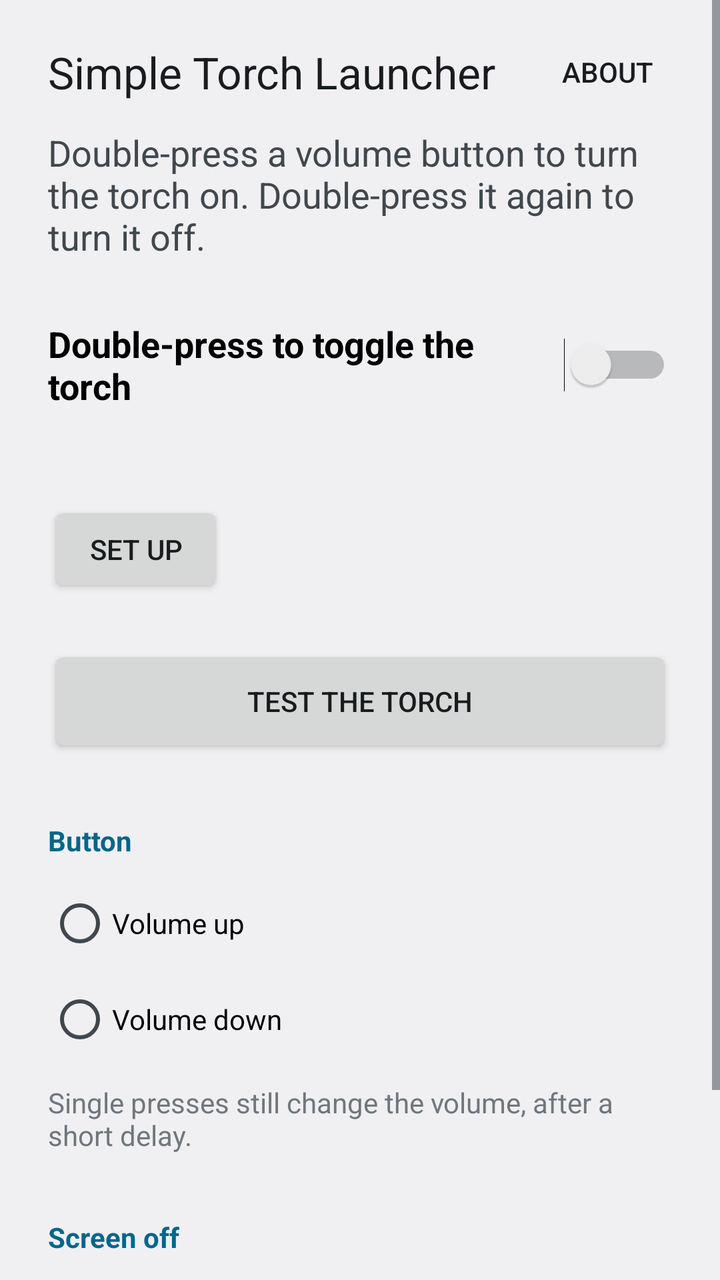
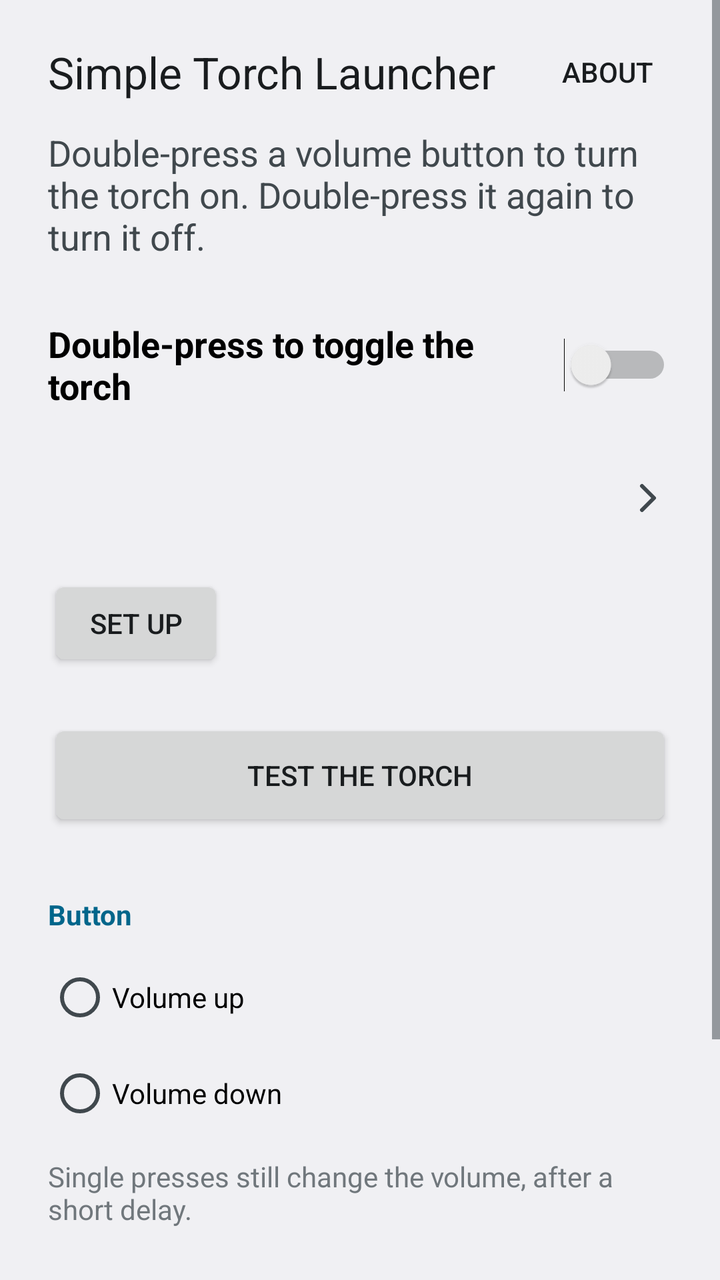

An Android layout rendered at two revisions. The XML below is the earlier revision; the diff shows what the commit changed to produce the second picture.
<!-- AndroidManifest.xml: application theme AppTheme -->
<!-- res/layout/activity_main.xml -->
<?xml version="1.0" encoding="utf-8"?>
<ScrollView xmlns:android="http://schemas.android.com/apk/res/android"
    android:id="@+id/root"
    android:layout_width="match_parent"
    android:layout_height="match_parent">

    <LinearLayout
        android:layout_width="match_parent"
        android:layout_height="wrap_content"
        android:orientation="vertical"
        android:paddingStart="24dp"
        android:paddingEnd="24dp"
        android:paddingBottom="24dp">

        <LinearLayout
            android:layout_width="match_parent"
            android:layout_height="wrap_content"
            android:layout_marginTop="12dp"
            android:gravity="center_vertical"
            android:orientation="horizontal">

            <TextView
                android:layout_width="0dp"
                android:layout_height="wrap_content"
                android:layout_weight="1"
                android:text="@string/app_name"
                android:textAppearance="?android:attr/textAppearanceLarge" />

            <Button
                android:id="@+id/about"
                style="?android:attr/borderlessButtonStyle"
                android:layout_width="wrap_content"
                android:layout_height="wrap_content"
                android:layout_marginEnd="-12dp"
                android:text="@string/about_title" />
        </LinearLayout>

        <TextView
            android:layout_width="wrap_content"
            android:layout_height="wrap_content"
            android:layout_marginTop="4dp"
            android:text="@string/intro"
            android:textAppearance="?android:attr/textAppearanceMedium" />

        <Switch
            android:id="@+id/enabled"
            android:layout_width="match_parent"
            android:layout_height="wrap_content"
            android:layout_marginTop="24dp"
            android:minHeight="56dp"
            android:text="@string/enabled"
            android:textAppearance="?android:attr/textAppearanceMedium"
            android:textStyle="bold" />

        <TextView
            android:id="@+id/accessibility_status"
            android:layout_width="wrap_content"
            android:layout_height="wrap_content"
            android:layout_marginTop="8dp"
            android:textAppearance="?android:attr/textAppearanceMedium" />

        <Button
            android:id="@+id/set_up"
            android:layout_width="wrap_content"
            android:layout_height="wrap_content"
            android:layout_marginTop="8dp"
            android:text="@string/set_up" />

        <ToggleButton
            android:id="@+id/torch"
            android:layout_width="match_parent"
            android:layout_height="wrap_content"
            android:layout_marginTop="24dp"
            android:background="@drawable/torch_button"
            android:minHeight="56dp"
            android:textColor="@color/torch_button_text"
            android:textOff="@string/torch_test"
            android:textOn="@string/torch_test" />

        <TextView
            style="@style/SectionHeader"
            android:text="@string/section_button" />

        <RadioGroup
            android:id="@+id/button"
            android:layout_width="match_parent"
            android:layout_height="wrap_content">

            <RadioButton
                android:id="@+id/volume_up"
                android:layout_width="match_parent"
                android:layout_height="wrap_content"
                android:minHeight="48dp"
                android:text="@string/volume_up" />

            <RadioButton
                android:id="@+id/volume_down"
                android:layout_width="match_parent"
                android:layout_height="wrap_content"
                android:minHeight="48dp"
                android:text="@string/volume_down" />
        </RadioGroup>

        <TextView
            style="@style/Note"
            android:text="@string/button_note" />

        <TextView
            style="@style/SectionHeader"
            android:text="@string/section_screen_off" />

        <Switch
            android:id="@+id/screen_off"
            android:layout_width="match_parent"
            android:layout_height="wrap_content"
            android:minHeight="48dp"
            android:text="@string/screen_off"
            android:textAppearance="?android:attr/textAppearanceMedium" />

        <TextView
            style="@style/Note"
            android:text="@string/screen_off_note" />

    </LinearLayout>
</ScrollView>
<!-- resources referenced by this layout -->
<resources>
  <!-- drawable torch_button (drawable) -->
  <?xml version="1.0" encoding="utf-8"?>
  <inset xmlns:android="http://schemas.android.com/apk/res/android"
      android:insetLeft="4dp"
      android:insetTop="6dp"
      android:insetRight="4dp"
      android:insetBottom="6dp">
      <ripple android:color="?android:attr/colorControlHighlight">
          <item>
              <selector>
                  <item android:state_checked="true">
                      <shape>
                          <solid android:color="?android:attr/colorAccent" />
                          <corners android:radius="4dp" />
                      </shape>
                  </item>
                  <item>
                      <shape>
                          <solid android:color="?android:attr/colorButtonNormal" />
                          <corners android:radius="4dp" />
                      </shape>
                  </item>
              </selector>
          </item>
      </ripple>
  </inset>
  <string name="about_title">About</string>
  <string name="app_name">Simple Torch Launcher</string>
  <string name="button_note">Single presses still change the volume, after a short delay.</string>
  <string name="enabled">Double-press to toggle the torch</string>
  <string name="intro">Double-press a volume button to turn the torch on. Double-press it again to turn it off.</string>
  <string name="screen_off">Also work when the screen is off</string>
  <string name="screen_off_note">Experimental. Works on many phones but not all, and not while music or other audio is playing.</string>
  <string name="section_button">Button</string>
  <string name="section_screen_off">Screen off</string>
  <string name="set_up">Set up</string>
  <string name="torch_test">Test the torch</string>
  <string name="volume_down">Volume down</string>
  <string name="volume_up">Volume up</string>
  <style name="Note">
          <item name="android:layout_width">wrap_content</item>
          <item name="android:layout_height">wrap_content</item>
          <item name="android:layout_marginTop">8dp</item>
          <item name="android:textAppearance">?android:attr/textAppearanceSmall</item>
      </style>
  <style name="SectionHeader">
          <item name="android:layout_width">wrap_content</item>
          <item name="android:layout_height">wrap_content</item>
          <item name="android:layout_marginTop">32dp</item>
          <item name="android:layout_marginBottom">8dp</item>
          <item name="android:textAppearance">?android:attr/textAppearanceSmall</item>
          <item name="android:textColor">?android:attr/colorAccent</item>
          <item name="android:textStyle">bold</item>
          <item name="android:accessibilityHeading" tools:targetApi="28">true</item>
      </style>
  <style name="AppTheme" parent="android:Theme.DeviceDefault.Light.NoActionBar">
          
          <item name="android:statusBarColor">?android:attr/colorBackground</item>
          <item name="android:navigationBarColor" tools:targetApi="27">?android:attr/colorBackground</item>
          <item name="android:windowLightStatusBar">true</item>
          <item name="android:windowLightNavigationBar" tools:targetApi="27">true</item>
      </style>
</resources>

<!-- the commit's change to res/layout/activity_main.xml (unified diff, before → after) -->
@@ -52,12 +52,47 @@
             android:textAppearance="?android:attr/textAppearanceMedium"
             android:textStyle="bold" />
 
-        <TextView
-            android:id="@+id/accessibility_status"
-            android:layout_width="wrap_content"
+        
+        <LinearLayout
+            android:id="@+id/accessibility_row"
+            android:layout_width="match_parent"
             android:layout_height="wrap_content"
             android:layout_marginTop="8dp"
-            android:textAppearance="?android:attr/textAppearanceMedium" />
+            android:background="?android:attr/selectableItemBackground"
+            android:gravity="center_vertical"
+            android:minHeight="56dp"
+            android:orientation="horizontal"
+            android:paddingTop="8dp"
+            android:paddingBottom="8dp">
+
+            <LinearLayout
+                android:layout_width="0dp"
+                android:layout_height="wrap_content"
+                android:layout_weight="1"
+                android:orientation="vertical">
+
+                <TextView
+                    android:id="@+id/accessibility_status"
+                    android:layout_width="wrap_content"
+                    android:layout_height="wrap_content"
+                    android:textAppearance="?android:attr/textAppearanceMedium" />
+
+                <TextView
+                    android:id="@+id/accessibility_summary"
+                    android:layout_width="wrap_content"
+                    android:layout_height="wrap_content"
+                    android:layout_marginTop="2dp"
+                    android:textAppearance="?android:attr/textAppearanceSmall" />
+            </LinearLayout>
+
+            <ImageView
+                android:layout_width="24dp"
+                android:layout_height="24dp"
+                android:layout_marginStart="8dp"
+                android:importantForAccessibility="no"
+                android:src="@drawable/ic_chevron"
+                android:tint="?android:attr/textColorSecondary" />
+        </LinearLayout>
 
         <Button
             android:id="@+id/set_up"
<!-- resource entries referenced after the edit -->
@@ -1,5 +1,21 @@
 <!-- resources referenced by this layout -->
 <resources>
+  <!-- drawable ic_chevron (drawable) -->
+  <?xml version="1.0" encoding="utf-8"?>
+  <vector xmlns:android="http://schemas.android.com/apk/res/android"
+      android:width="24dp"
+      android:height="24dp"
+      android:autoMirrored="true"
+      android:viewportWidth="24"
+      android:viewportHeight="24">
+  
+      <path
+          android:pathData="M9,6 L15,12 L9,18"
+          android:strokeWidth="2"
+          android:strokeColor="#FF000000"
+          android:strokeLineCap="round"
+          android:strokeLineJoin="round" />
+  </vector>
   <!-- drawable torch_button (drawable) -->
   <?xml version="1.0" encoding="utf-8"?>
   <inset xmlns:android="http://schemas.android.com/apk/res/android"
